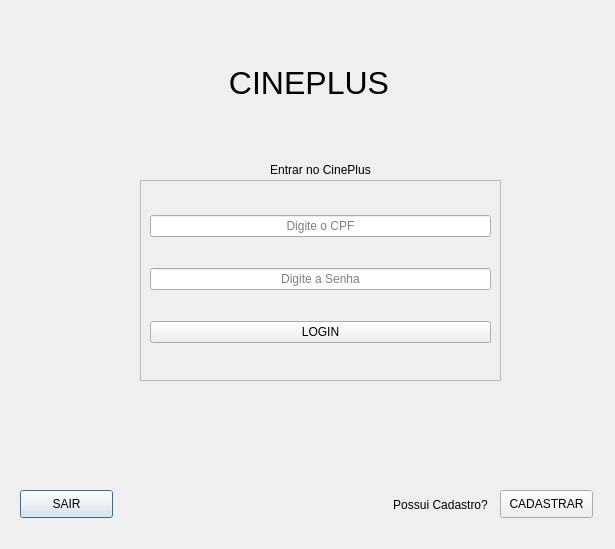
This is TELA_MAIN.ui in Josmateussilva0110/PROJETO_POO as Qt 5 draws it before an edit. The edited form follows.
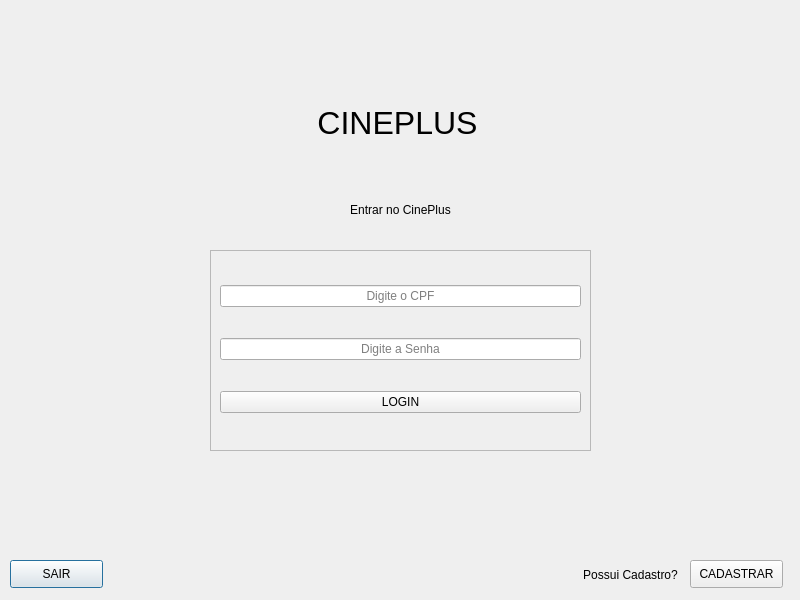
This is the edited form.

Patch:
```diff
--- a/TELA_MAIN.ui
+++ b/TELA_MAIN.ui
@@ -6,19 +6,37 @@
    <rect>
     <x>0</x>
     <y>0</y>
-    <width>615</width>
-    <height>549</height>
+    <width>800</width>
+    <height>600</height>
    </rect>
   </property>
+  <property name="sizePolicy">
+   <sizepolicy hsizetype="Fixed" vsizetype="Fixed">
+    <horstretch>0</horstretch>
+    <verstretch>0</verstretch>
+   </sizepolicy>
+  </property>
+  <property name="minimumSize">
+   <size>
+    <width>800</width>
+    <height>600</height>
+   </size>
+  </property>
+  <property name="maximumSize">
+   <size>
+    <width>800</width>
+    <height>600</height>
+   </size>
+  </property>
   <property name="windowTitle">
    <string>Dialog</string>
   </property>
   <widget class="QLabel" name="label">
    <property name="geometry">
     <rect>
-     <x>220</x>
-     <y>60</y>
-     <width>178</width>
+     <x>207</x>
+     <y>100</y>
+     <width>381</width>
      <height>48</height>
     </rect>
    </property>
@@ -35,8 +53,8 @@
   <widget class="QPushButton" name="pushButton_3">
    <property name="geometry">
     <rect>
-     <x>20</x>
-     <y>490</y>
+     <x>10</x>
+     <y>560</y>
      <width>93</width>
      <height>28</height>
     </rect>
@@ -48,8 +66,8 @@
   <widget class="QLabel" name="label_6">
    <property name="geometry">
     <rect>
-     <x>370</x>
-     <y>490</y>
+     <x>560</x>
+     <y>560</y>
      <width>141</width>
      <height>31</height>
     </rect>
@@ -61,8 +79,8 @@
   <widget class="QPushButton" name="pushButton_4">
    <property name="geometry">
     <rect>
-     <x>500</x>
-     <y>490</y>
+     <x>690</x>
+     <y>560</y>
      <width>93</width>
      <height>28</height>
     </rect>
@@ -74,9 +92,9 @@
   <widget class="QFrame" name="frame">
    <property name="geometry">
     <rect>
-     <x>140</x>
-     <y>180</y>
-     <width>361</width>
+     <x>210</x>
+     <y>250</y>
+     <width>381</width>
      <height>201</height>
     </rect>
    </property>
@@ -125,9 +143,9 @@
   <widget class="QLabel" name="label_2">
    <property name="geometry">
     <rect>
-     <x>140</x>
-     <y>160</y>
-     <width>361</width>
+     <x>210</x>
+     <y>200</y>
+     <width>381</width>
      <height>20</height>
     </rect>
    </property>
```
